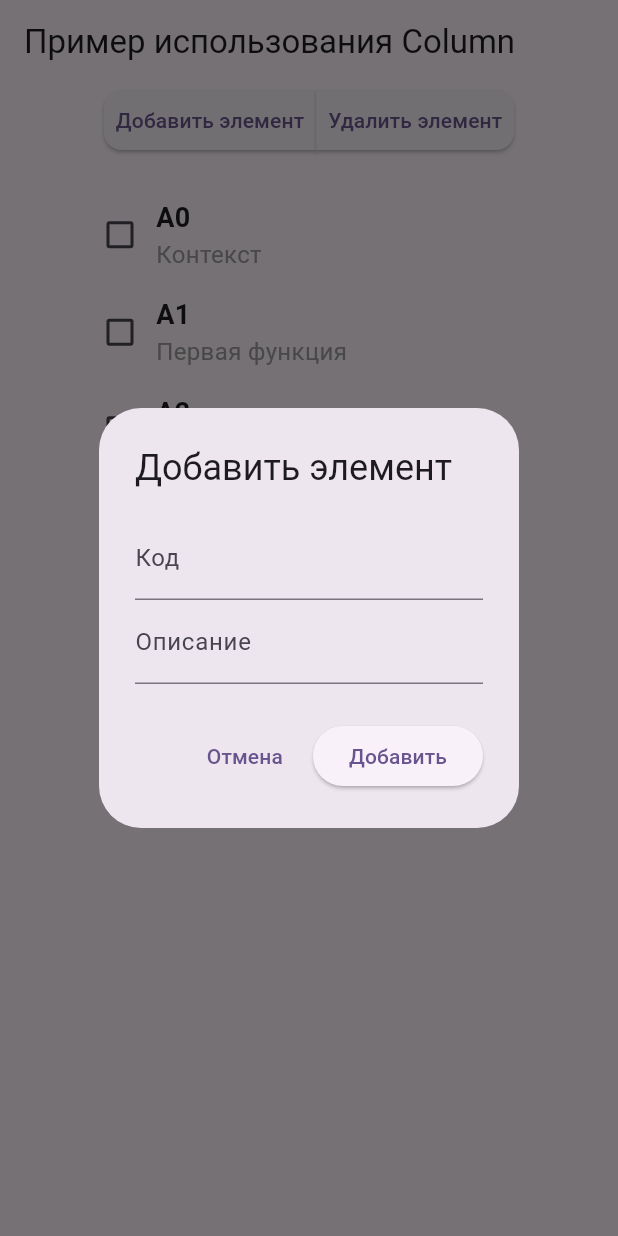
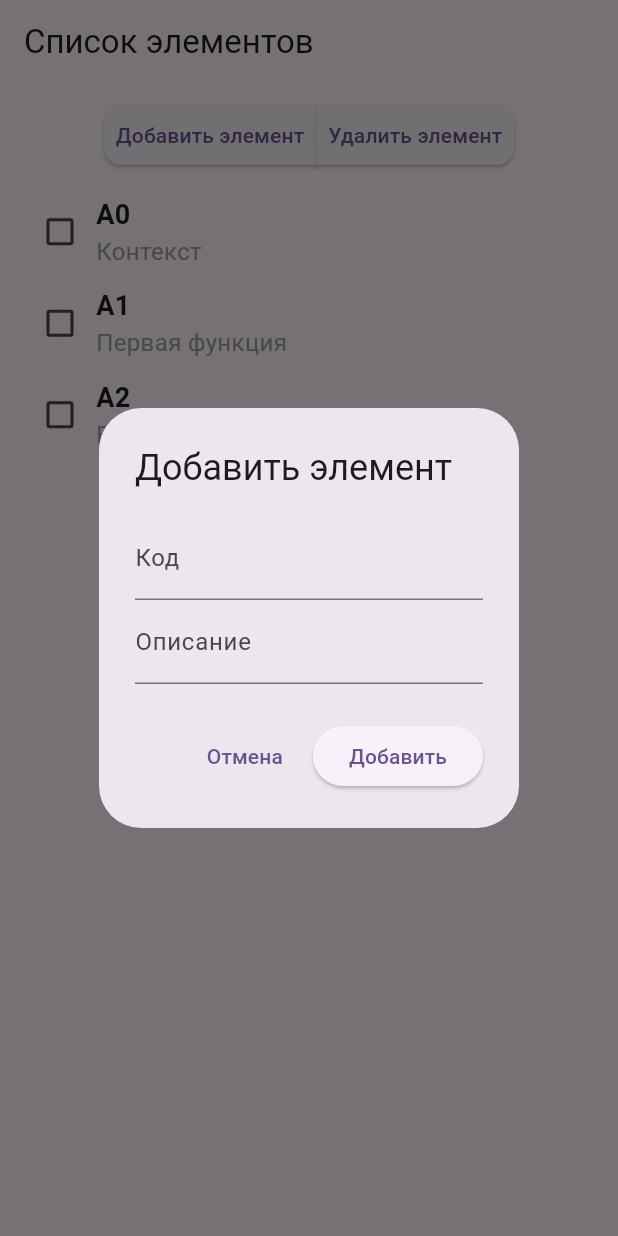
Before and after one commit to Ramazanova-pea/flutter_pr1, a Flutter app: the screen it shows after launch, after a tap on "Добавить элемент", on a phone screen of 412 x 824 dp. Run offline on Flutter 3.47's test engine with Material 3 defaults, Android fonts, the light colour scheme and no system bars.

Commit message:
Работа с ListView Builder

```diff
--- /dev/null
+++ b/lib/ListViewBuilderScreen.dart
@@ -0,0 +1,121 @@
+import 'package:flutter/material.dart';
+import 'Elements.dart';
+
+class ListViewBuilderScreen extends StatefulWidget {
+  const ListViewBuilderScreen({super.key});
+
+  @override
+  State<ListViewBuilderScreen> createState() => _ListViewBuilderScreenState();
+}
+class _ListViewBuilderScreenState extends State<ListViewBuilderScreen> {
+  // список элементов
+  final List<Map<String, dynamic>> elements = [
+    {"code": "А0", "content": "Контекст", "selected": false},
+    {"code": "А1", "content": "Первая функция", "selected": false},
+    {"code": "А2", "content": "Вторая функция", "selected": false},
+  ];
+
+  // метод для показа диалога добавления
+  void _showAddDialog() {
+    final codeController = TextEditingController();
+    final contentController = TextEditingController();
+
+    showDialog(
+      context: context,
+      builder: (context) {
+        return AlertDialog(
+          title: const Text("Добавить элемент"),
+          content: Column(
+            mainAxisSize: MainAxisSize.min,
+            children: [
+              TextField(
+                controller: codeController,
+                decoration: const InputDecoration(labelText: "Код"),
+              ),
+              TextField(
+                controller: contentController,
+                decoration: const InputDecoration(labelText: "Описание"),
+              ),
+            ],
+          ),
+          actions: [
+            TextButton(
+              onPressed: () => Navigator.pop(context),
+              child: const Text("Отмена"),
+            ),
+            ElevatedButton(
+              onPressed: () {
+                if (codeController.text.isNotEmpty &&
+                    contentController.text.isNotEmpty) {
+                  setState(() {
+                    elements.add({
+                      "code": codeController.text,
+                      "content": contentController.text,
+                      "selected": false,
+                    });
+                  });
+                  Navigator.pop(context); // закрыть диалог
+                }
+              },
+              child: const Text("Добавить"),
+            ),
+          ],
+        );
+      },
+    );
+  }
+
+  // метод для удаления отмеченных элементов
+  void _deleteSelected() {
+    setState(() {
+      elements.removeWhere((item) => item["selected"] == true);
+    });
+  }
+
+  @override
+  Widget build(BuildContext context) {
+    return Scaffold(
+      appBar: AppBar(title: const Text("Список элементов")),
+      body: Column(
+        children: [
+          const SizedBox(height: 10),
+          Row(
+            mainAxisAlignment: MainAxisAlignment.center,
+            children: [
+              LeftRoundedButton(
+                text: "Добавить элемент",
+                onPressed: _showAddDialog,
+              ),
+              RightRoundedButton(
+                text: "Удалить элемент",
+                onPressed: _deleteSelected,
+              ),
+            ],
+          ),
+          const SizedBox(height: 10),
+          Expanded(
+            child: ListView.builder(
+              itemCount: elements.length,
+              itemBuilder: (context, index) {
+                final item = elements[index];
+                return Padding(
+                  padding: const EdgeInsets.symmetric(horizontal: 16, vertical: 6),
+                  child: ElementIDEF(
+                    code: item["code"]!,
+                    content: item["content"]!,
+                    selected: item["selected"]!,
+                    onChanged: (value) {
+                      setState(() {
+                        item["selected"] = value;
+                      });
+                    },
+                  ),
+                );
+              },
+            ),
+          ),
+        ],
+      ),
+    );
+  }
+}
--- a/lib/main.dart
+++ b/lib/main.dart
@@ -1,4 +1,5 @@
 import 'package:flutter/material.dart';
+import 'package:flutter_pr1/ListViewBuilderScreen.dart';
 import 'CollumScreen.dart';
 
 void main() {
@@ -15,7 +16,7 @@
       theme: ThemeData(
         colorScheme: ColorScheme.fromSeed(seedColor: Colors.deepPurple),
       ),
-      home: const ColumnScreen(),
+      home: const ListViewBuilderScreen(),
     );
   }
 }
```
